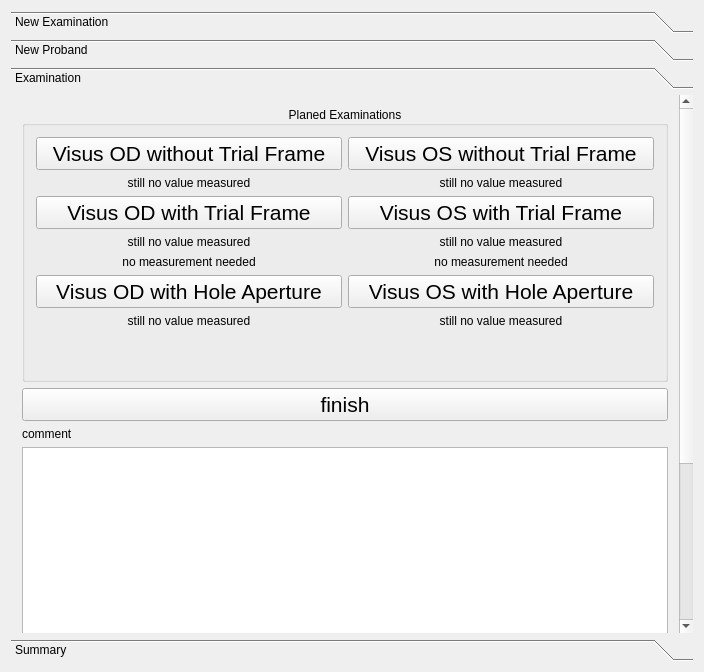
Above: mainwidget.ui from TPeschel/VisusTestWrapperQt before the change. Below: the same form after it.
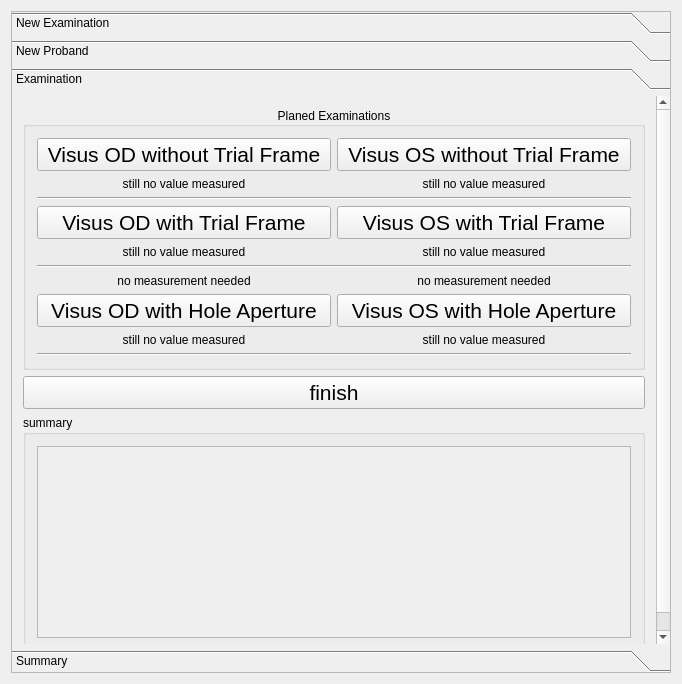
That is the form after the change. The open tabs and pages were chosen to show the change.

What changed in the file:
```diff
--- a/mainwidget.ui
+++ b/mainwidget.ui
@@ -6,10 +6,16 @@
    <rect>
     <x>0</x>
     <y>0</y>
-    <width>704</width>
-    <height>672</height>
+    <width>682</width>
+    <height>684</height>
    </rect>
   </property>
+  <property name="sizePolicy">
+   <sizepolicy hsizetype="Expanding" vsizetype="Expanding">
+    <horstretch>0</horstretch>
+    <verstretch>0</verstretch>
+   </sizepolicy>
+  </property>
   <property name="font">
    <font>
     <pointsize>9</pointsize>
@@ -22,6 +28,12 @@
   <layout class="QGridLayout" name="gridLayout">
    <item row="0" column="0">
     <widget class="QToolBox" name="toolBox">
+     <property name="frameShape">
+      <enum>QFrame::StyledPanel</enum>
+     </property>
+     <property name="frameShadow">
+      <enum>QFrame::Raised</enum>
+     </property>
      <property name="currentIndex">
       <number>0</number>
      </property>
@@ -30,8 +42,8 @@
        <rect>
         <x>0</x>
         <y>0</y>
-        <width>686</width>
-        <height>542</height>
+        <width>662</width>
+        <height>552</height>
        </rect>
       </property>
       <attribute name="label">
@@ -39,38 +51,6 @@
       </attribute>
       <layout class="QGridLayout" name="gridLayout_2">
        <item row="0" column="0">
-        <widget class="QGroupBox" name="groupBoxParameters">
-         <property name="title">
-          <string>Parameters</string>
-         </property>
-         <layout class="QGridLayout" name="gridLayout_3">
-          <item row="0" column="0">
-           <widget class="QToolButton" name="toolButton">
-            <property name="text">
-             <string>working dir ...</string>
-            </property>
-           </widget>
-          </item>
-          <item row="0" column="1">
-           <widget class="QLabel" name="labelWorkingDirVal">
-            <property name="text">
-             <string>c:/</string>
-            </property>
-            <property name="wordWrap">
-             <bool>true</bool>
-            </property>
-            <property name="margin">
-             <number>2</number>
-            </property>
-            <property name="textInteractionFlags">
-             <set>Qt::LinksAccessibleByKeyboard|Qt::LinksAccessibleByMouse|Qt::TextBrowserInteraction|Qt::TextEditable|Qt::TextEditorInteraction|Qt::TextSelectableByKeyboard|Qt::TextSelectableByMouse</set>
-            </property>
-           </widget>
-          </item>
-         </layout>
-        </widget>
-       </item>
-       <item row="1" column="0">
         <widget class="QPushButton" name="pushButtonNewExamination">
          <property name="minimumSize">
           <size>
@@ -80,7 +60,7 @@
          </property>
          <property name="font">
           <font>
-           <pointsize>16</pointsize>
+           <pointsize>32</pointsize>
           </font>
          </property>
          <property name="text">
@@ -95,8 +75,8 @@
        <rect>
         <x>0</x>
         <y>0</y>
-        <width>686</width>
-        <height>773</height>
+        <width>669</width>
+        <height>552</height>
        </rect>
       </property>
       <attribute name="label">
@@ -176,36 +156,14 @@
        <rect>
         <x>0</x>
         <y>0</y>
-        <width>686</width>
-        <height>773</height>
+        <width>669</width>
+        <height>552</height>
        </rect>
       </property>
       <attribute name="label">
        <string>Examination</string>
       </attribute>
       <layout class="QGridLayout" name="gridLayout_6">
-       <item row="1" column="0">
-        <widget class="QPushButton" name="pushButtonFinishExamination">
-         <property name="font">
-          <font>
-           <pointsize>16</pointsize>
-          </font>
-         </property>
-         <property name="text">
-          <string>finish</string>
-         </property>
-        </widget>
-       </item>
-       <item row="5" column="0">
-        <widget class="QPlainTextEdit" name="plainTextEdit"/>
-       </item>
-       <item row="4" column="0">
-        <widget class="QLabel" name="label_3">
-         <property name="text">
-          <string>summary</string>
-         </property>
-        </widget>
-       </item>
        <item row="0" column="0">
         <widget class="QGroupBox" name="groupBoxExamination">
          <property name="title">
@@ -215,40 +173,75 @@
           <set>Qt::AlignCenter</set>
          </property>
          <layout class="QGridLayout" name="gridLayout_7">
-          <item row="1" column="1">
-           <widget class="QLabel" name="labelODWithoutTrialFrame">
+          <item row="3" column="2">
+           <widget class="QPushButton" name="pushButtonOSWithTrialFrame">
+            <property name="font">
+             <font>
+              <pointsize>16</pointsize>
+             </font>
+            </property>
             <property name="text">
-             <string>still no value measured</string>
-            </property>
-            <property name="alignment">
-             <set>Qt::AlignCenter</set>
+             <string>Visus OS with Trial Frame</string>
             </property>
            </widget>
           </item>
-          <item row="12" column="2">
-           <spacer name="verticalSpacer_2">
-            <property name="orientation">
-             <enum>Qt::Vertical</enum>
-            </property>
-            <property name="sizeHint" stdset="0">
-             <size>
-              <width>20</width>
-              <height>40</height>
-             </size>
-            </property>
-           </spacer>
-          </item>
           <item row="3" column="1">
-           <widget class="QLabel" name="labelODWithTrialFrame">
+           <widget class="QPushButton" name="pushButtonODWithTrialFrame">
+            <property name="font">
+             <font>
+              <pointsize>16</pointsize>
+             </font>
+            </property>
             <property name="text">
-             <string>still no value measured</string>
+             <string>Visus OD with Trial Frame</string>
             </property>
-            <property name="alignment">
-             <set>Qt::AlignCenter</set>
+           </widget>
+          </item>
+          <item row="10" column="1" colspan="2">
+           <widget class="Line" name="line_3">
+            <property name="orientation">
+             <enum>Qt::Horizontal</enum>
             </property>
            </widget>
           </item>
           <item row="6" column="2">
+           <widget class="QLabel" name="labelOSWithHoleApertureMsg">
+            <property name="text">
+             <string>no measurement needed</string>
+            </property>
+            <property name="alignment">
+             <set>Qt::AlignCenter</set>
+            </property>
+            <property name="wordWrap">
+             <bool>true</bool>
+            </property>
+           </widget>
+          </item>
+          <item row="5" column="1" colspan="2">
+           <widget class="Line" name="line">
+            <property name="orientation">
+             <enum>Qt::Horizontal</enum>
+            </property>
+           </widget>
+          </item>
+          <item row="2" column="1" colspan="2">
+           <widget class="Line" name="line_2">
+            <property name="orientation">
+             <enum>Qt::Horizontal</enum>
+            </property>
+           </widget>
+          </item>
+          <item row="4" column="1">
+           <widget class="QLabel" name="labelODWithTrialFrame">
+            <property name="text">
+             <string>still no value measured</string>
+            </property>
+            <property name="alignment">
+             <set>Qt::AlignCenter</set>
+            </property>
+           </widget>
+          </item>
+          <item row="8" column="2" rowspan="2">
            <widget class="QLabel" name="labelOSWithHoleAperture">
             <property name="text">
              <string>still no value measured</string>
@@ -258,33 +251,23 @@
             </property>
            </widget>
           </item>
-          <item row="0" column="1">
-           <widget class="QPushButton" name="pushButtonODWithoutTrialFrame">
-            <property name="sizePolicy">
-             <sizepolicy hsizetype="Minimum" vsizetype="Fixed">
-              <horstretch>0</horstretch>
-              <verstretch>0</verstretch>
-             </sizepolicy>
-            </property>
-            <property name="font">
-             <font>
-              <pointsize>16</pointsize>
-             </font>
-            </property>
+          <item row="1" column="1">
+           <widget class="QLabel" name="labelODWithoutTrialFrame">
             <property name="text">
-             <string>Visus OD without Trial Frame</string>
+             <string>still no value measured</string>
+            </property>
+            <property name="alignment">
+             <set>Qt::AlignCenter</set>
             </property>
            </widget>
           </item>
-          <item row="5" column="1">
-           <widget class="QPushButton" name="pushButtonODWithHoleAperture">
-            <property name="font">
-             <font>
-              <pointsize>16</pointsize>
-             </font>
-            </property>
+          <item row="8" column="1" rowspan="2">
+           <widget class="QLabel" name="labelODWithHoleAperture">
             <property name="text">
-             <string>Visus OD with Hole Aperture</string>
+             <string>still no value measured</string>
+            </property>
+            <property name="alignment">
+             <set>Qt::AlignCenter</set>
             </property>
            </widget>
           </item>
@@ -298,17 +281,37 @@
             </property>
            </widget>
           </item>
-          <item row="3" column="2">
-           <widget class="QLabel" name="labelOSWithTrialFrame">
+          <item row="7" column="1">
+           <widget class="QPushButton" name="pushButtonODWithHoleAperture">
+            <property name="font">
+             <font>
+              <pointsize>16</pointsize>
+             </font>
+            </property>
             <property name="text">
-             <string>still no value measured</string>
+             <string>Visus OD with Hole Aperture</string>
             </property>
-            <property name="alignment">
-             <set>Qt::AlignCenter</set>
+           </widget>
+          </item>
+          <item row="0" column="1">
+           <widget class="QPushButton" name="pushButtonODWithoutTrialFrame">
+            <property name="sizePolicy">
+             <sizepolicy hsizetype="Minimum" vsizetype="Fixed">
+              <horstretch>0</horstretch>
+              <verstretch>0</verstretch>
+             </sizepolicy>
             </property>
+            <property name="font">
+             <font>
+              <pointsize>16</pointsize>
+             </font>
+            </property>
+            <property name="text">
+             <string>Visus OD without Trial Frame</string>
+            </property>
            </widget>
           </item>
-          <item row="5" column="2">
+          <item row="7" column="2">
            <widget class="QPushButton" name="pushButtonOSWithHoleAperture">
             <property name="font">
              <font>
@@ -320,6 +323,16 @@
             </property>
            </widget>
           </item>
+          <item row="4" column="2">
+           <widget class="QLabel" name="labelOSWithTrialFrame">
+            <property name="text">
+             <string>still no value measured</string>
+            </property>
+            <property name="alignment">
+             <set>Qt::AlignCenter</set>
+            </property>
+           </widget>
+          </item>
           <item row="0" column="2">
            <widget class="QPushButton" name="pushButtonOSWithoutTrialFrame">
             <property name="sizePolicy">
@@ -344,41 +357,7 @@
             </property>
            </widget>
           </item>
-          <item row="2" column="2">
-           <widget class="QPushButton" name="pushButtonOSWithTrialFrame">
-            <property name="font">
-             <font>
-              <pointsize>16</pointsize>
-             </font>
-            </property>
-            <property name="text">
-             <string>Visus OS with Trial Frame</string>
-            </property>
-           </widget>
-          </item>
           <item row="6" column="1">
-           <widget class="QLabel" name="labelODWithHoleAperture">
-            <property name="text">
-             <string>still no value measured</string>
-            </property>
-            <property name="alignment">
-             <set>Qt::AlignCenter</set>
-            </property>
-           </widget>
-          </item>
-          <item row="2" column="1">
-           <widget class="QPushButton" name="pushButtonODWithTrialFrame">
-            <property name="font">
-             <font>
-              <pointsize>16</pointsize>
-             </font>
-            </property>
-            <property name="text">
-             <string>Visus OD with Trial Frame</string>
-            </property>
-           </widget>
-          </item>
-          <item row="4" column="1">
            <widget class="QLabel" name="labelODWithHoleApertureMsg">
             <property name="text">
              <string>no measurement needed</string>
@@ -391,32 +370,57 @@
             </property>
            </widget>
           </item>
-          <item row="4" column="2">
-           <widget class="QLabel" name="label_2">
-            <property name="text">
-             <string>no measurement needed</string>
-            </property>
-            <property name="alignment">
-             <set>Qt::AlignCenter</set>
-            </property>
-            <property name="wordWrap">
-             <bool>true</bool>
-            </property>
-           </widget>
-          </item>
          </layout>
         </widget>
        </item>
-       <item row="3" column="0">
-        <widget class="QTableView" name="tableView"/>
-       </item>
-       <item row="2" column="0">
-        <widget class="QLabel" name="label_4">
+       <item row="1" column="0">
+        <widget class="QPushButton" name="pushButtonFinishExamination">
+         <property name="font">
+          <font>
+           <pointsize>16</pointsize>
+          </font>
+         </property>
          <property name="text">
-          <string>comment</string>
+          <string>finish</string>
          </property>
         </widget>
        </item>
+       <item row="2" column="0">
+        <widget class="QSplitter" name="splitter">
+         <property name="orientation">
+          <enum>Qt::Vertical</enum>
+         </property>
+         <widget class="QGroupBox" name="groupBox">
+          <property name="title">
+           <string>summary</string>
+          </property>
+          <layout class="QGridLayout" name="gridLayout_4">
+           <item row="0" column="0">
+            <widget class="QPlainTextEdit" name="plainTextEditSummary">
+             <property name="enabled">
+              <bool>false</bool>
+             </property>
+             <property name="maximumSize">
+              <size>
+               <width>16777215</width>
+               <height>16777215</height>
+              </size>
+             </property>
+             <property name="baseSize">
+              <size>
+               <width>0</width>
+               <height>0</height>
+              </size>
+             </property>
+             <property name="focusPolicy">
+              <enum>Qt::TabFocus</enum>
+             </property>
+            </widget>
+           </item>
+          </layout>
+         </widget>
+        </widget>
+       </item>
       </layout>
      </widget>
      <widget class="QWidget" name="pageSummaries">
@@ -424,15 +428,15 @@
        <rect>
         <x>0</x>
         <y>0</y>
-        <width>686</width>
-        <height>773</height>
+        <width>669</width>
+        <height>552</height>
        </rect>
       </property>
       <attribute name="label">
        <string>Summary</string>
       </attribute>
-      <layout class="QGridLayout" name="gridLayout_8">
-       <item row="0" column="0">
+      <layout class="QGridLayout" name="gridLayout_3">
+       <item row="0" column="0" colspan="2">
         <widget class="QTabWidget" name="tabWidget">
          <property name="tabPosition">
           <enum>QTabWidget::South</enum>
@@ -466,9 +470,26 @@
         </widget>
        </item>
        <item row="1" column="0">
+        <widget class="QPushButton" name="pushButtonNewExaminationAfterFinish">
+         <property name="font">
+          <font>
+           <pointsize>16</pointsize>
+          </font>
+         </property>
+         <property name="text">
+          <string>Prepare for new proband</string>
+         </property>
+        </widget>
+       </item>
+       <item row="1" column="1">
         <widget class="QPushButton" name="pushButtonClose">
+         <property name="font">
+          <font>
+           <pointsize>16</pointsize>
+          </font>
+         </property>
          <property name="text">
-          <string>Svedish!</string>
+          <string>Exit</string>
          </property>
         </widget>
        </item>
```
